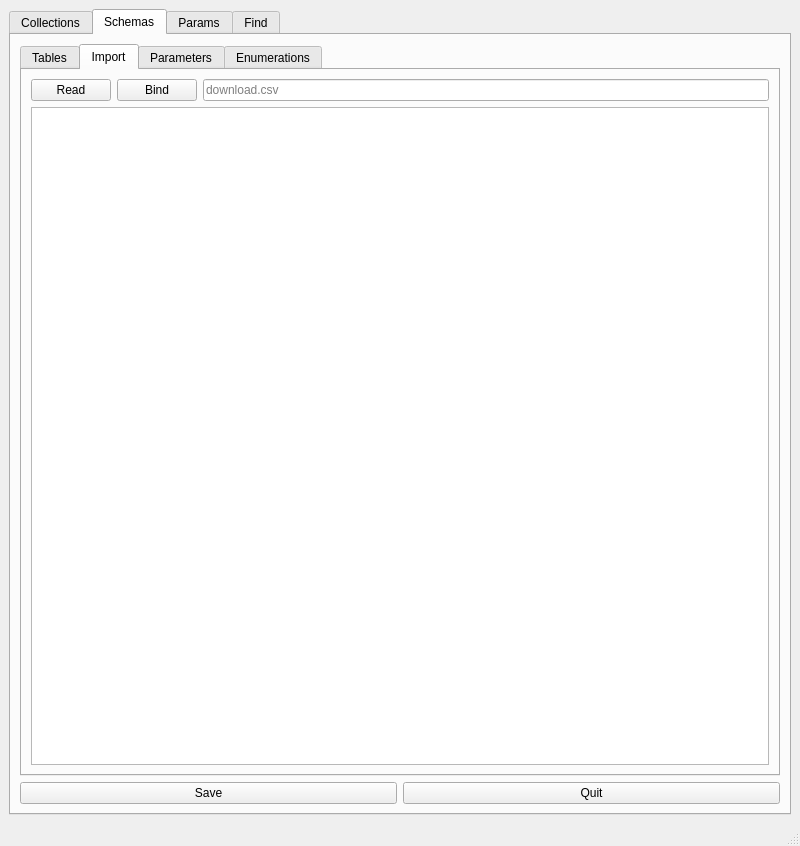
waynegramlich/table_tools, file tables_editor.ui: the form before one commit.
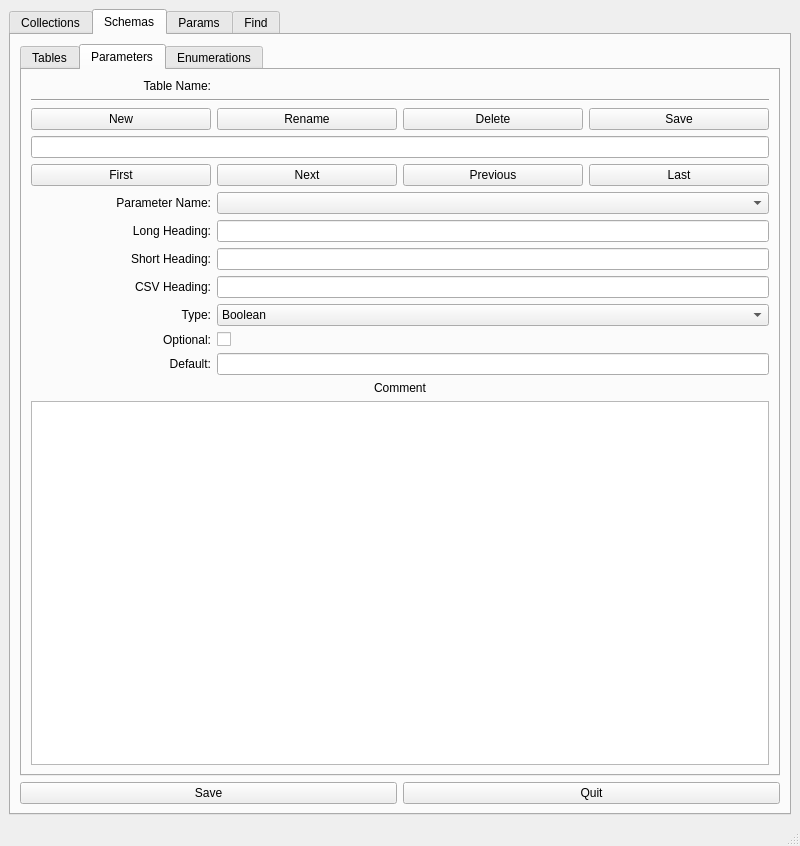
The form after the commit. The open tabs and pages were chosen to show the change.

Commit message: Removed/renamed some [Import] tab stuff.

```diff
--- a/tables_editor.ui
+++ b/tables_editor.ui
@@ -173,37 +173,6 @@
             </item>
            </layout>
           </widget>
-          <widget class="QWidget" name="import_tab">
-           <attribute name="title">
-            <string>Import</string>
-           </attribute>
-           <layout class="QGridLayout" name="gridLayout_3">
-            <item row="0" column="0">
-             <widget class="QPushButton" name="import_read">
-              <property name="text">
-               <string>Read</string>
-              </property>
-             </widget>
-            </item>
-            <item row="0" column="2">
-             <widget class="QLineEdit" name="import_csv_file_line">
-              <property name="placeholderText">
-               <string>download.csv</string>
-              </property>
-             </widget>
-            </item>
-            <item row="1" column="0" colspan="3">
-             <widget class="QTableWidget" name="import_table"/>
-            </item>
-            <item row="0" column="1">
-             <widget class="QPushButton" name="import_bind">
-              <property name="text">
-               <string>Bind</string>
-              </property>
-             </widget>
-            </item>
-           </layout>
-          </widget>
           <widget class="QWidget" name="old_parameters_tab">
            <attribute name="title">
             <string>Parameters</string>
```
Left out of the diff: 4 changed lines with no effect on the pictures. The commit also changes 1 other file.
